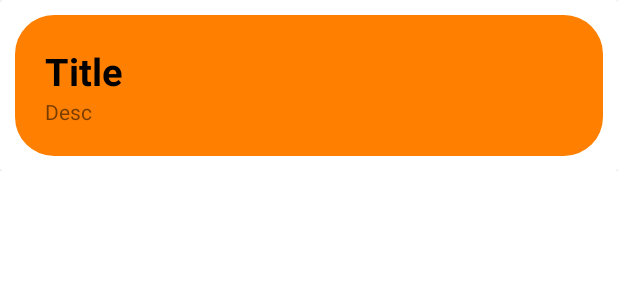
After one commit to osakhoiruzzadxirpl4029/TA-UM-Andro, an Android app: the layout row_layout.xml on its own in the app's theme, with its tools: preview values and no code run, on a phone screen of 412 x 824 dp. The commit adds this screen. Shown: the top 300 px of the screen. Run offline under Robolectric (Android 15) with nearby library versions, the phone set to English and light mode, and no system bars.

Commit message:
RecView Notification

```diff
--- a/app/src/main/AndroidManifest.xml
+++ b/app/src/main/AndroidManifest.xml
@@ -17,10 +17,12 @@
         android:supportsRtl="true"
         android:theme="@style/Theme.SistemTA">
         <activity
+            android:name=".NotifActivity"
+            android:exported="false" />
+        <activity
             android:name=".MainActivity"
             android:exported="false"
-            android:theme="@style/AppTheme.NoActionBar"
-            />
+            android:theme="@style/AppTheme.NoActionBar" />
         <activity
             android:name=".RegisterActivity"
             android:exported="false"
--- /dev/null
+++ b/app/src/main/res/layout/row_layout.xml
@@ -0,0 +1,36 @@
+<?xml version="1.0" encoding="utf-8"?>
+<androidx.constraintlayout.widget.ConstraintLayout xmlns:android="http://schemas.android.com/apk/res/android"
+    android:layout_width="match_parent"
+    android:layout_height="wrap_content">
+
+    <androidx.cardview.widget.CardView
+        android:layout_width="match_parent"
+        android:layout_height="match_parent" >
+
+        <LinearLayout
+            android:layout_width="match_parent"
+            android:layout_height="wrap_content"
+            android:orientation="vertical"
+            android:padding="20dp"
+            android:layout_margin="10dp"
+            android:background="@drawable/button_background_orange"
+
+            >
+            <TextView
+                android:id="@+id/txt1"
+                style="@style/viewParent.headerText.NoMode"
+                android:layout_width="wrap_content"
+                android:layout_height="wrap_content"
+                android:text="Title" />
+
+            <TextView
+                android:id="@+id/txt2"
+                android:layout_width="wrap_content"
+                android:layout_height="wrap_content"
+                android:text="Desc" />
+        </LinearLayout>
+
+
+
+    </androidx.cardview.widget.CardView>
+</androidx.constraintlayout.widget.ConstraintLayout>
```
Also changed, not shown: app/src/main/java/com/example/sistemta/NotifActivity.java (added, +29 -0 lines), app/src/main/java/com/example/sistemta/myAdapter.java (added, +51 -0 lines), app/src/main/res/layout/activity_notif.xml (added, +14 -0 lines), app/src/main/res/layout/activity_register.xml (+0 -7 lines), app/src/main/res/values/strings.xml (+11 -0 lines).
